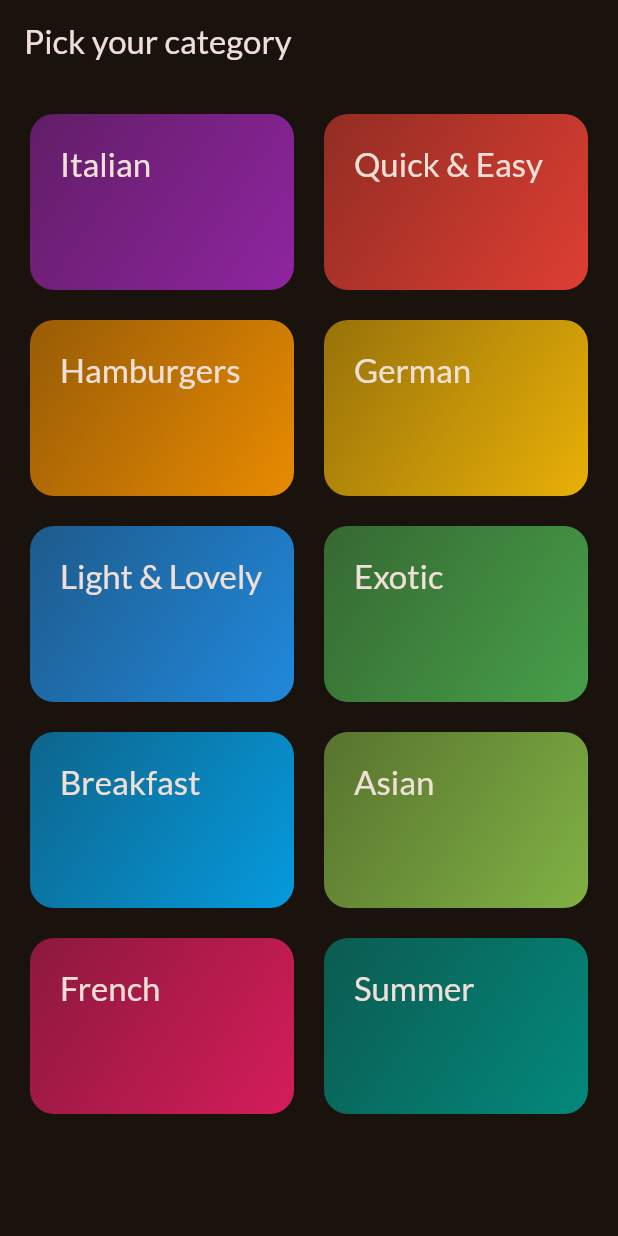
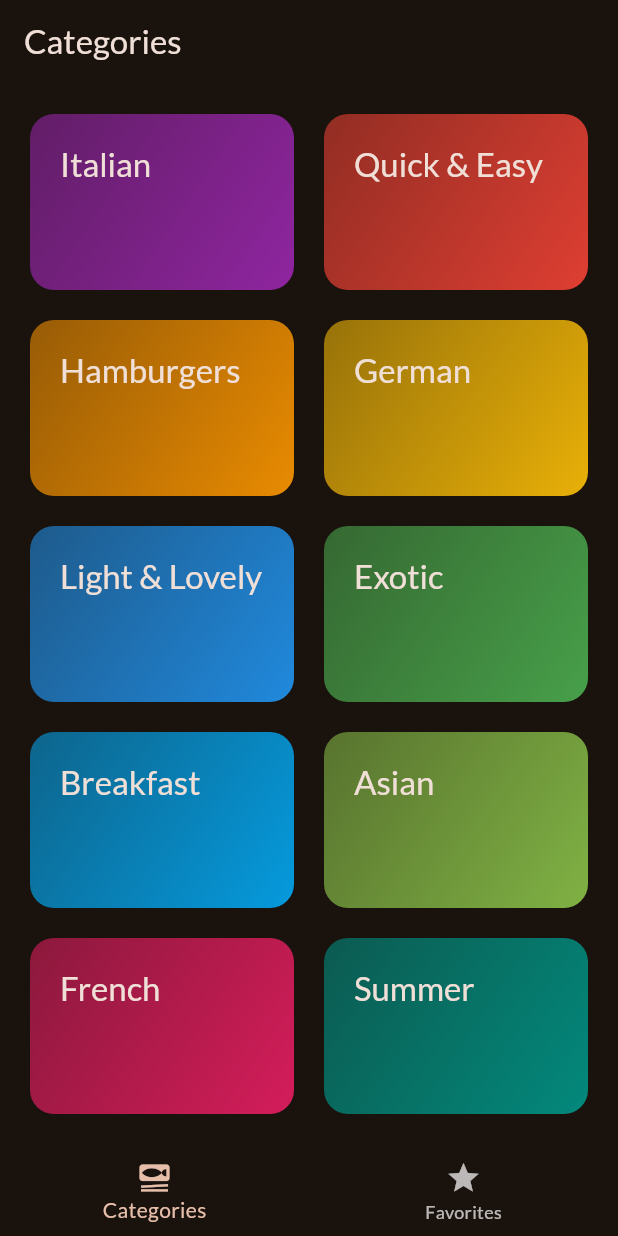
Before and after one commit to dainavipurav/002_flutter_udemy_meals_app, a Flutter app: the screen it shows after launch, on a phone screen of 412 x 824 dp. Run offline on Flutter 3.47's test engine with Material 3 defaults, Android fonts, the light colour scheme and no system bars; our stand-ins replace google_fonts, transparent_image.

Commit message:
tabs added

```diff
--- a/lib/main.dart
+++ b/lib/main.dart
@@ -1,7 +1,7 @@
 import 'package:flutter/material.dart';
 
 import 'package:google_fonts/google_fonts.dart';
-import 'package:udemy_005_meals_app/screens/categories_screen.dart';
+import 'package:udemy_005_meals_app/screens/tabs_screen.dart';
 
 final theme = ThemeData(
   useMaterial3: true,
@@ -23,7 +23,7 @@
   Widget build(BuildContext context) {
     return MaterialApp(
       theme: theme,
-      home: const CategoriesScreen(),
+      home: const TabsScreen(),
     );
   }
 }
--- a/lib/screens/categories_screen.dart
+++ b/lib/screens/categories_screen.dart
@@ -29,9 +29,6 @@
   @override
   Widget build(context) {
     return Scaffold(
-      appBar: AppBar(
-        title: const Text('Pick your category'),
-      ),
       body: GridView(
         padding: const EdgeInsets.all(20),
         gridDelegate: const SliverGridDelegateWithFixedCrossAxisCount(
--- /dev/null
+++ b/lib/screens/tabs_screen.dart
@@ -0,0 +1,52 @@
+import 'package:flutter/material.dart';
+import 'package:udemy_005_meals_app/screens/categories_screen.dart';
+import 'package:udemy_005_meals_app/screens/meals_screen.dart';
+
+class TabsScreen extends StatefulWidget {
+  const TabsScreen({super.key});
+
+  @override
+  State<TabsScreen> createState() => _TabsScreenState();
+}
+
+class _TabsScreenState extends State<TabsScreen> {
+  int _selectedPageIndex = 0;
+
+  void _selectPage(int index) {
+    setState(() {
+      _selectedPageIndex = index;
+    });
+  }
+
+  @override
+  Widget build(BuildContext context) {
+    Widget activePage = const CategoriesScreen();
+    String activePageTitle = 'Categories';
+
+    if (_selectedPageIndex == 1) {
+      activePage = const MealScreen(meals: []);
+      activePageTitle = 'Your Favorites';
+    }
+
+    return Scaffold(
+      appBar: AppBar(
+        title: Text(activePageTitle),
+      ),
+      body: activePage,
+      bottomNavigationBar: BottomNavigationBar(
+        onTap: _selectPage,
+        currentIndex: _selectedPageIndex,
+        items: const [
+          BottomNavigationBarItem(
+            icon: Icon(Icons.set_meal),
+            label: 'Categories',
+          ),
+          BottomNavigationBarItem(
+            icon: Icon(Icons.star),
+            label: 'Favorites',
+          ),
+        ],
+      ),
+    );
+  }
+}
```
Also changed, not shown: lib/screens/meals_screen.dart (+9 -4 lines).
